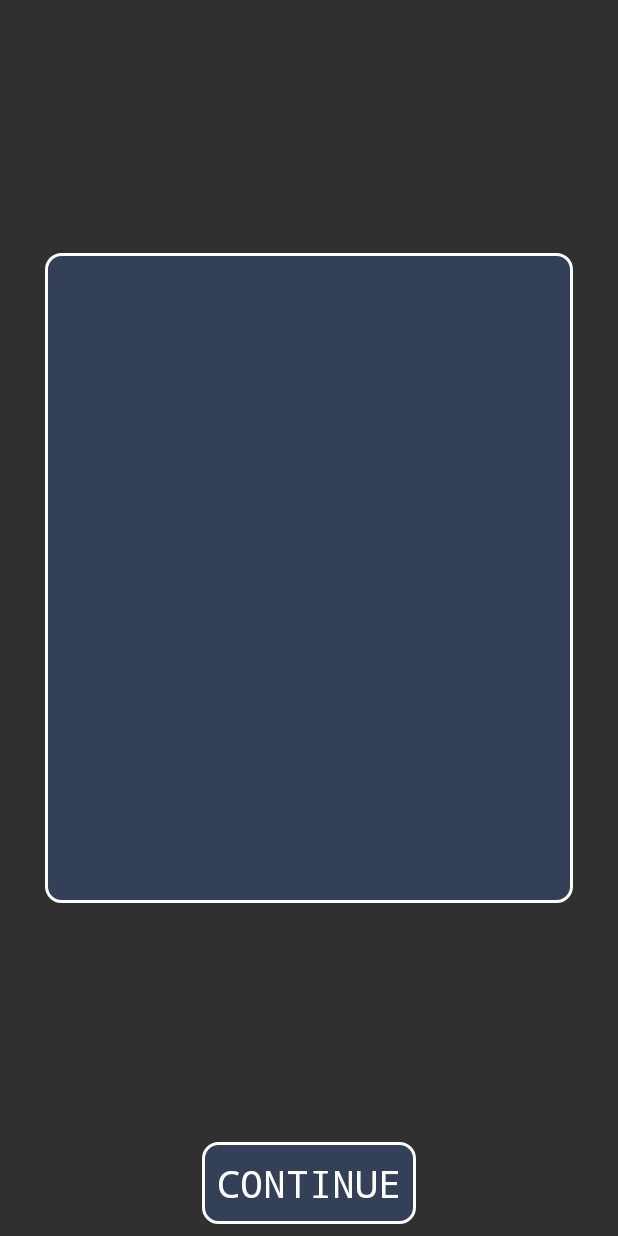
After one commit to talsahar/Pseudo-Share, an Android app: the fragment DetailsFragmentTwo shown on its own in the app's theme, on a phone screen of 412 x 824 dp. The commit adds this screen. Run offline under Robolectric (Android 15) with nearby library versions, the phone set to English and light mode, and no system bars; our stand-ins replace Firebase (no records; nobody signed in at launch, a user with empty details on screens opened directly); libraries missing offline, so code that uses them is left out: com.ms.square.

Commit message:
details layout + activity

```diff
--- a/app/src/main/java/com/tal/pseudo_share/model/db/serverDB/PseudoFirebase.java
+++ b/app/src/main/java/com/tal/pseudo_share/model/db/serverDB/PseudoFirebase.java
@@ -6,6 +6,7 @@ import android.util.Log;
 import com.google.android.gms.tasks.OnCompleteListener;
 import com.google.firebase.database.DataSnapshot;
 import com.google.firebase.database.DatabaseError;
+import com.google.firebase.database.DatabaseReference;
 import com.google.firebase.database.FirebaseDatabase;
 import com.google.firebase.database.Query;
 import com.google.firebase.database.ServerValue;
@@ -22,6 +23,10 @@ import java.util.List;
  */
 
 public class PseudoFirebase {
+    public static void deletePseudoById(String id, DatabaseReference.CompletionListener listener) {
+        FirebaseDatabase.getInstance().getReference("pseudos").child(id).removeValue(listener);
+    }
+
     public interface Callback<T> {
         void onComplete(T data);
     }
--- /dev/null
+++ b/app/src/main/java/com/tal/pseudo_share/ui/details/DetailsFragmentTwo.java
@@ -0,0 +1,63 @@
+package com.tal.pseudo_share.ui.details;
+
+
+import android.app.Activity;
+import android.arch.lifecycle.Observer;
+import android.arch.lifecycle.ViewModelProviders;
+import android.graphics.Bitmap;
+import android.os.Bundle;
+import android.support.annotation.Nullable;
+import android.support.v4.app.Fragment;
+import android.support.v4.app.FragmentTransaction;
+import android.view.LayoutInflater;
+import android.view.View;
+import android.view.ViewGroup;
+import android.widget.Button;
+import android.widget.ImageView;
+import android.widget.TextView;
+
+import com.ms.square.android.expandabletextview.ExpandableTextView;
+import com.tal.pseudo_share.R;
+import com.tal.pseudo_share.data.Pseudo;
+import com.tal.pseudo_share.viewmodel.DetailsViewModel;
+
+/**
+ * A simple {@link Fragment} subclass.
+ */
+public class DetailsFragmentTwo extends Fragment {
+
+DetailsViewModel detailsViewModel;
+
+    public DetailsFragmentTwo() {
+        // Required empty public constructor
+    }
+
+
+    @Override
+    public View onCreateView(LayoutInflater inflater, ViewGroup container,
+                             Bundle savedInstanceState) {
+        final View view=inflater.inflate(R.layout.fragment_details_fragment_two, container, false);
+        String id=getActivity().getIntent().getStringExtra("id");
+        detailsViewModel = ViewModelProviders.of(getActivity()).get(DetailsViewModel.class);
+        detailsViewModel.setProgressBarStatusMutableData(true);
+        detailsViewModel.getPseudoLivedata(id).observe(this, new Observer<Pseudo>() {
+                    @Override
+                    public void onChanged(@Nullable Pseudo pseudo) {
+                        TextView code = view.findViewById(R.id.code_text);
+                        code.setText(pseudo.getContent());
+                    }
+                });
+
+        Button button=view.findViewById(R.id.continue_button);
+        button.setOnClickListener(new View.OnClickListener() {
+            @Override
+            public void onClick(View v) {
+                getActivity().finish();
+            }
+        });
+        detailsViewModel.setProgressBarStatusMutableData(false);
+        return view;
+    }
+
+
+}
--- a/app/src/main/java/com/tal/pseudo_share/viewmodel/MyPseudoViewModel.java
+++ b/app/src/main/java/com/tal/pseudo_share/viewmodel/MyPseudoViewModel.java
@@ -58,4 +58,7 @@ public class MyPseudoViewModel extends ViewModel {
         return progressBarStatus;
     }
 
+    public void deletePseudo(Pseudo pseudo) {
+        PseudoRepository.deletePseudo(pseudo);
+    }
 }
--- /dev/null
+++ b/app/src/main/res/layout/fragment_details_fragment_two.xml
@@ -0,0 +1,43 @@
+<android.support.constraint.ConstraintLayout xmlns:android="http://schemas.android.com/apk/res/android"
+    xmlns:app="http://schemas.android.com/apk/res-auto"
+    xmlns:tools="http://schemas.android.com/tools"
+    android:layout_width="match_parent"
+    android:layout_height="match_parent"
+    tools:context="com.tal.pseudo_share.ui.details.DetailsFragmentTwo">
+
+    <TextView
+        android:id="@+id/code_text"
+        android:layout_width="match_parent"
+        android:layout_height="433dp"
+        android:layout_margin="30dp"
+        android:layout_marginBottom="8dp"
+        android:layout_marginEnd="8dp"
+        android:layout_marginStart="8dp"
+        android:layout_marginTop="8dp"
+        android:background="@drawable/login_handler_background"
+        android:fontFamily="monospace"
+        android:textColor="#ffffff"
+        app:layout_constraintBottom_toTopOf="@+id/continue_button"
+        app:layout_constraintEnd_toEndOf="parent"
+        app:layout_constraintHorizontal_bias="0.0"
+        app:layout_constraintStart_toStartOf="parent"
+        app:layout_constraintTop_toTopOf="parent"
+        app:layout_constraintVertical_bias="0.517" />
+
+    <Button
+        android:id="@+id/continue_button"
+        android:layout_width="wrap_content"
+        android:layout_height="wrap_content"
+        android:layout_marginBottom="8dp"
+        android:layout_marginEnd="8dp"
+        android:layout_marginStart="8dp"
+        android:background="@drawable/login_handler_background"
+        android:fontFamily="monospace"
+        android:padding="10dp"
+        android:text="Continue"
+        android:textSize="25dp"
+        app:layout_constraintBottom_toBottomOf="parent"
+        app:layout_constraintEnd_toEndOf="parent"
+        app:layout_constraintStart_toStartOf="parent" />
+
+</android.support.constraint.ConstraintLayout>
```
Also changed, not shown: app/src/main/java/com/tal/pseudo_share/model/db/PseudoRepository.java (+26 -4 lines), app/src/main/java/com/tal/pseudo_share/model/storage/ImageStorageModel.java (+6 -6 lines), app/src/main/java/com/tal/pseudo_share/model/storage/LocalStorage.java (+9 -0 lines), app/src/main/java/com/tal/pseudo_share/ui/details/DetailsFragmentOne.java (+27 -16 lines), app/src/main/java/com/tal/pseudo_share/ui/main/MyPseudoFragment.java (+13 -12 lines).
